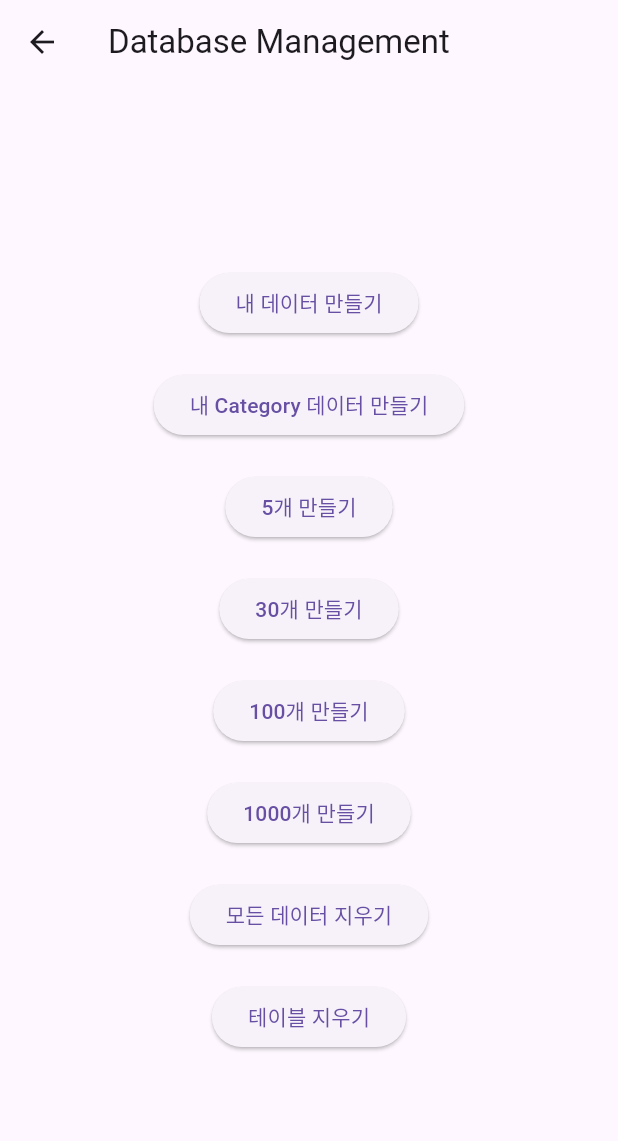
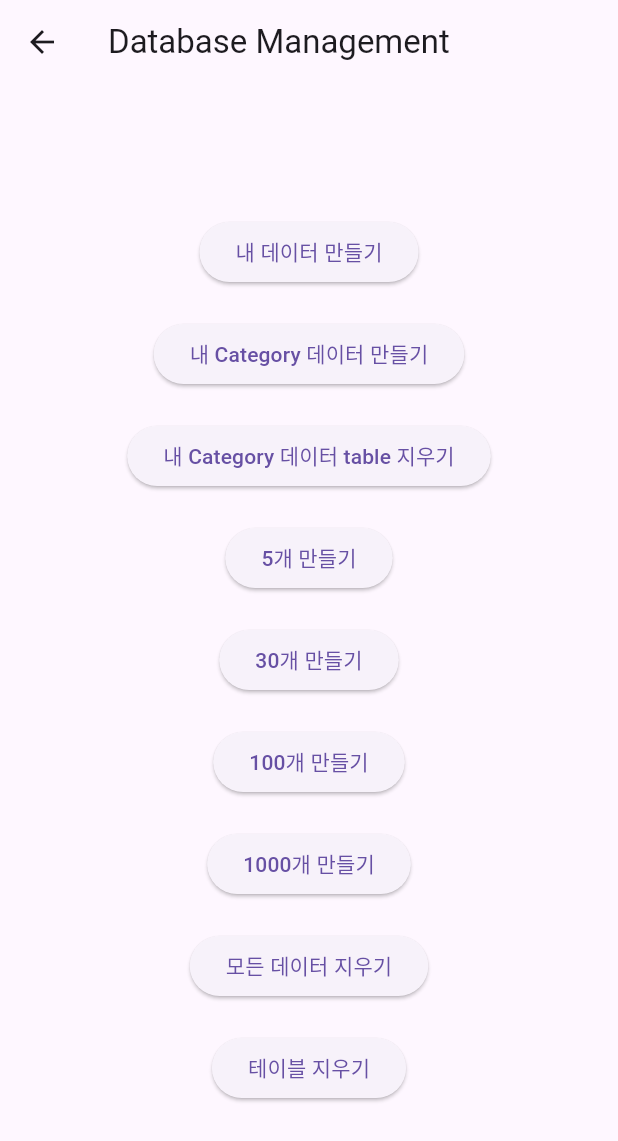
Before and after one commit to poseidonKey/my_karaoke_sql_riverpod_v1_0, a Flutter app: the TestDataManage screen opened by its route, after a tap on "내 Category 데이터 만들기", on a phone screen of 412 x 824 dp. Shown: the top 1141 px of the screen. Run offline on Flutter 3.47's test engine with Material 3 defaults, Android fonts, the light colour scheme and no system bars; our stand-ins replace flutter_riverpod, go_router, sqflite, webview_flutter, youtube_player_flutter; accounts and stored records are empty.

Commit message:
일부 수정.

```diff
--- a/lib/databases/db_helper_category.dart
+++ b/lib/databases/db_helper_category.dart
@@ -5,6 +5,7 @@ import 'package:sqflite/sqflite.dart';
 class DbHelperCategory {
   final int version = 1;
   Database? dbCate;
+  final String tableName = 'songsCategory3';
 
   static final DbHelperCategory _dbHelperCategory =
       DbHelperCategory._internal();
@@ -13,18 +14,18 @@ class DbHelperCategory {
     return _dbHelperCategory;
   }
   Future<Database> openDbCategory() async {
-    dbCate ??=
-        await openDatabase(join(await getDatabasesPath(), 'mysongscategory.db'),
-            onCreate: (database, version) {
+    dbCate ??= await openDatabase(
+        join(await getDatabasesPath(), 'mysongscategory3.db'),
+        onCreate: (database, version) {
       database.execute(
-          'CREATE TABLE mysongscategory(id INTEGER PRIMARY KEY, songJanreCategory text )');
+          'CREATE TABLE ${_dbHelperCategory.tableName}(id INTEGER PRIMARY KEY, songJanreCategory text )');
     }, version: version);
     return dbCate!;
   }
 
   Future<List<SongItemCategory>> getLists() async {
     final List<Map<String, dynamic>> maps =
-        await dbCate!.query('mysongscategory');
+        await dbCate!.query(_dbHelperCategory.tableName);
     print(maps);
     if (maps.isEmpty) {
       return [];
@@ -38,7 +39,7 @@ class DbHelperCategory {
 
   Future<int> insertList(SongItemCategory list) async {
     int id = await dbCate!.insert(
-      'mysongscategory',
+      _dbHelperCategory.tableName,
       list.toMap(),
       conflictAlgorithm: ConflictAlgorithm.replace,
     );
@@ -46,25 +47,25 @@ class DbHelperCategory {
   }
 
   Future<int> deleteList(SongItemCategory list) async {
-    int id = await dbCate!
-        .delete("mysongscategory", where: "id = ?", whereArgs: [list.id]);
+    int id = await dbCate!.delete(_dbHelperCategory.tableName,
+        where: "id = ?", whereArgs: [list.id]);
     return id;
   }
 
   Future<void> changeSongName(SongItemCategory list, String val) async {
     await dbCate!.rawUpdate(
-        "update mysongscategory set songJanreCategory='$val' where id=${list.id}");
+        "update ${_dbHelperCategory.tableName} set songJanreCategory='$val' where id=${list.id}");
   }
 
   Future<String> deleteAllList() async {
-    await dbCate!.delete("mysongscategory");
+    await dbCate!.delete(_dbHelperCategory.tableName);
     return 'delete success';
   }
 
   Future<List<SongItemCategory>> searchList(
       String searchTerm, String target) async {
     String query =
-        "select * from mysongscategory where $target like '%$searchTerm%'";
+        "select * from ${_dbHelperCategory.tableName} where $target like '%$searchTerm%'";
     final List<Map<String, dynamic>> maps = await dbCate!.rawQuery(query);
     return maps
         .map(
--- a/lib/screens/test_data_manage_screen.dart
+++ b/lib/screens/test_data_manage_screen.dart
@@ -26,6 +26,12 @@ class TestDataManage extends StatelessWidget {
             ElevatedButton(
                 onPressed: () => makeMyDataCategory(),
                 child: const Text('내 Category 데이터 만들기')),
+            const SizedBox(
+              height: 20,
+            ),
+            ElevatedButton(
+                onPressed: () => deleteCategoryTestTable,
+                child: const Text('내 Category 데이터 table 지우기')),
             const SizedBox(
               height: 20,
             ),
@@ -130,6 +136,16 @@ class TestDataManage extends StatelessWidget {
     }
   }
 
+  void deleteCategoryTestTable() async {
+    try {
+      DbHelperCategory helper = DbHelperCategory();
+      await helper.openDbCategory();
+      await helper.dbCate!.rawQuery("drop table if exists songsCategory3");
+    } catch (e) {
+      print(e);
+    }
+  }
+
   void deleteTestData() async {
     try {
       DbHelper helper = DbHelper();
@@ -149,7 +165,7 @@ class TestDataManage extends StatelessWidget {
       {'songJanreCategory': '댄스'},
       {'songJanreCategory': '클래식'},
     ];
-    print(list);
+    // print(list);
     try {
       DbHelperCategory helper = DbHelperCategory();
       await helper.openDbCategory();
```
